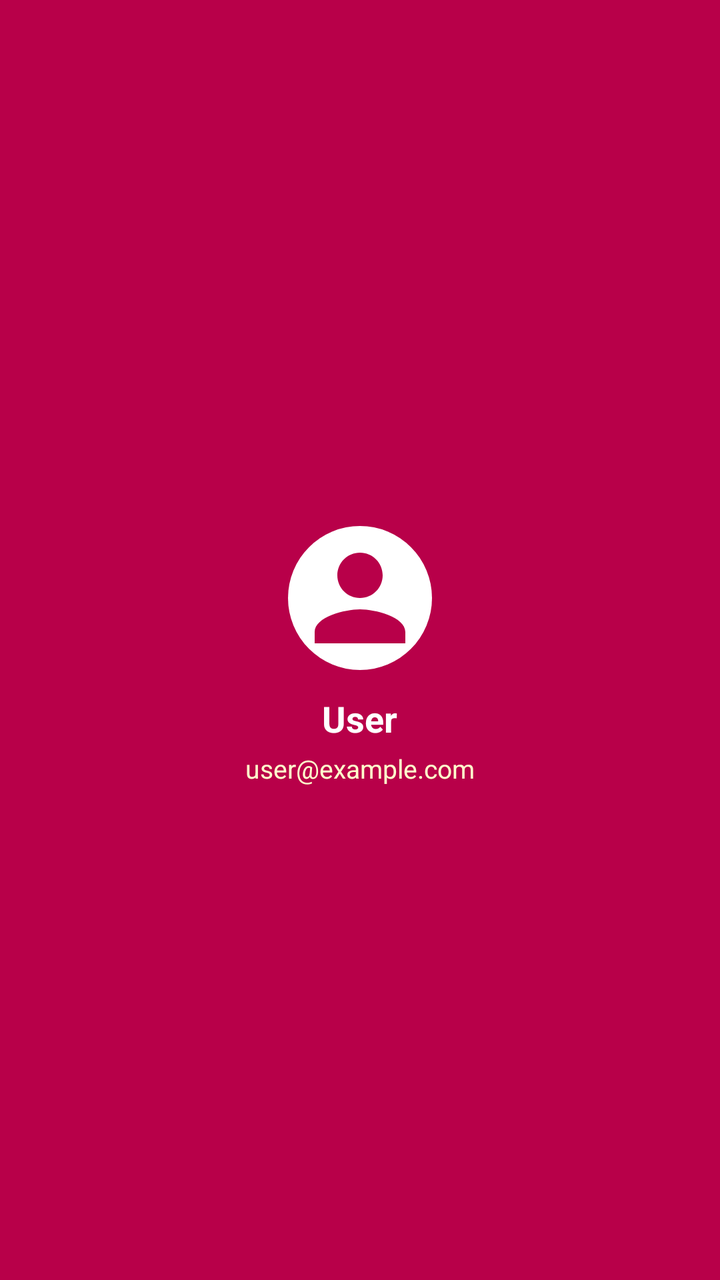
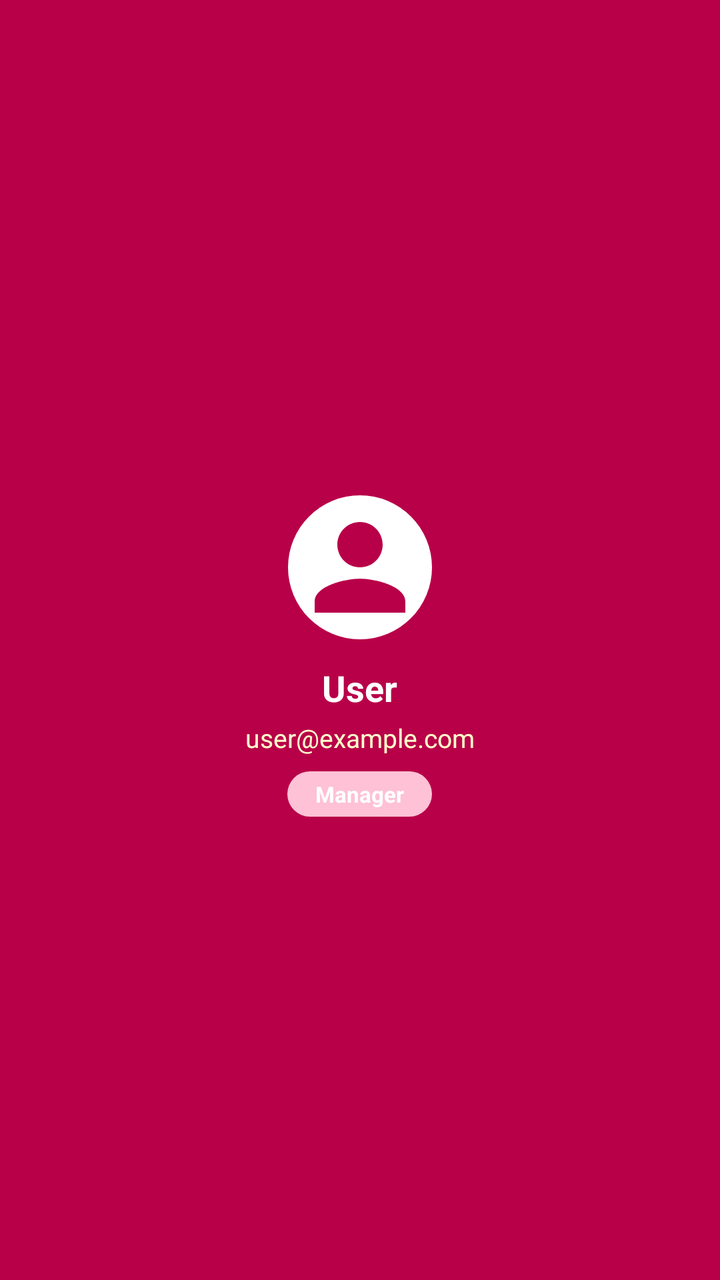

Before-and-after screenshots of an Android layout around one commit, followed by the original layout XML and the change that was made.
<!-- AndroidManifest.xml: application theme Theme.OOPWAREHOUSELOCATION -->
<!-- res/layout/nav_header.xml -->
<?xml version="1.0" encoding="utf-8"?>
<LinearLayout xmlns:android="http://schemas.android.com/apk/res/android"
    android:layout_width="match_parent"
    android:layout_height="wrap_content"
    android:background="@color/pink"
    android:gravity="center"
    android:orientation="vertical"
    android:paddingStart="20dp"
    android:paddingTop="40dp"
    android:paddingEnd="20dp"
    android:paddingBottom="24dp">

    
    <ImageView
        android:id="@+id/navHeaderAvatar"
        android:layout_width="72dp"
        android:layout_height="72dp"
        android:background="@drawable/bg_circle_white"
        android:contentDescription="Profile picture"
        android:padding="2dp"
        android:src="@drawable/ic_person" />

    
    <TextView
        android:id="@+id/navHeaderName"
        android:layout_width="wrap_content"
        android:layout_height="wrap_content"
        android:layout_marginTop="12dp"
        android:text="User"
        android:textColor="@color/white"
        android:textSize="18sp"
        android:textStyle="bold" />

    
    <TextView
        android:id="@+id/navHeaderEmail"
        android:layout_width="wrap_content"
        android:layout_height="wrap_content"
        android:layout_marginTop="4dp"
        android:text="user@example.com"
        android:textColor="#FFFFFFCC"
        android:textSize="13sp" />

</LinearLayout>
<!-- resources referenced by this layout -->
<resources>
  <color name="pink">#B80049</color>
  <color name="white">#FFFFFFFF</color>
  <!-- drawable bg_circle_white (drawable) -->
  <?xml version="1.0" encoding="utf-8"?>
  <shape xmlns:android="http://schemas.android.com/apk/res/android"
      android:shape="oval">
      <solid android:color="@color/white" />
  </shape>
  <!-- drawable ic_person (drawable) -->
  <vector xmlns:android="http://schemas.android.com/apk/res/android"
      android:width="24dp"
      android:height="24dp"
      android:viewportWidth="24"
      android:viewportHeight="24">
      <path
          android:fillColor="#B80049"
          android:pathData="M12,12c2.21,0 4,-1.79 4,-4s-1.79,-4 -4,-4 -4,1.79 -4,4 1.79,4 4,4zM12,14c-2.67,0 -8,1.34 -8,4v2h16v-2c0,-2.66 -5.33,-4 -8,-4z" />
  </vector>
  <style name="Theme.OOPWAREHOUSELOCATION" parent="Theme.MaterialComponents.Light.NoActionBar">
          
          <item name="colorPrimary">@color/pink</item>
          <item name="colorPrimaryVariant">@color/pink</item>
          <item name="colorOnPrimary">@color/white</item>
          
          <item name="colorSecondary">@color/lightPink</item>
          <item name="colorSecondaryVariant">@color/lightPink</item>
          <item name="colorOnSecondary">@color/black</item>
          
          <item name="android:statusBarColor">@color/darkBackground</item>
          
      </style>
  <color name="lightPink">#FEC1D6</color>
  <color name="black">#FF000000</color>
  <color name="darkBackground">#2D2D2D</color>
</resources>

<!-- the commit's change to res/layout/nav_header.xml (unified diff, before → after) -->
@@ -41,4 +41,20 @@
         android:textColor="#FFFFFFCC"
         android:textSize="13sp" />
 
+    
+    <TextView
+        android:id="@+id/navHeaderAccountType"
+        android:layout_width="wrap_content"
+        android:layout_height="wrap_content"
+        android:layout_marginTop="8dp"
+        android:background="@drawable/bg_badge_pink"
+        android:paddingStart="14dp"
+        android:paddingTop="4dp"
+        android:paddingEnd="14dp"
+        android:paddingBottom="4dp"
+        android:text="Manager"
+        android:textColor="@color/white"
+        android:textSize="11sp"
+        android:textStyle="bold" />
+
 </LinearLayout>
<!-- resource entries referenced after the edit -->
@@ -2,6 +2,13 @@
 <resources>
   <color name="pink">#B80049</color>
   <color name="white">#FFFFFFFF</color>
+  <!-- drawable bg_badge_pink (drawable) -->
+  <?xml version="1.0" encoding="utf-8"?>
+  <shape xmlns:android="http://schemas.android.com/apk/res/android"
+      android:shape="rectangle">
+      <solid android:color="@color/lightPink" />
+      <corners android:radius="12dp" />
+  </shape>
   <!-- drawable bg_circle_white (drawable) -->
   <?xml version="1.0" encoding="utf-8"?>
   <shape xmlns:android="http://schemas.android.com/apk/res/android"
